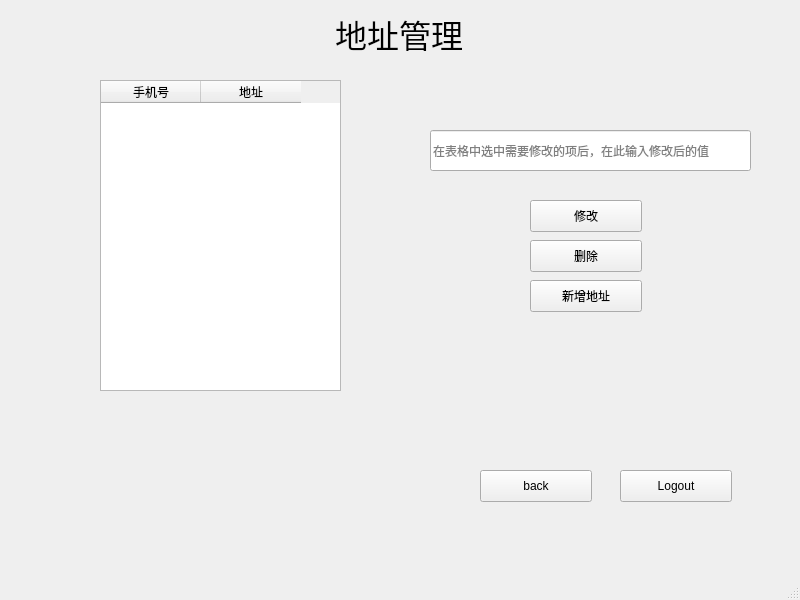
Old version of the form View/UserAddrWindow.ui in the repository drkying/ruanshe3.
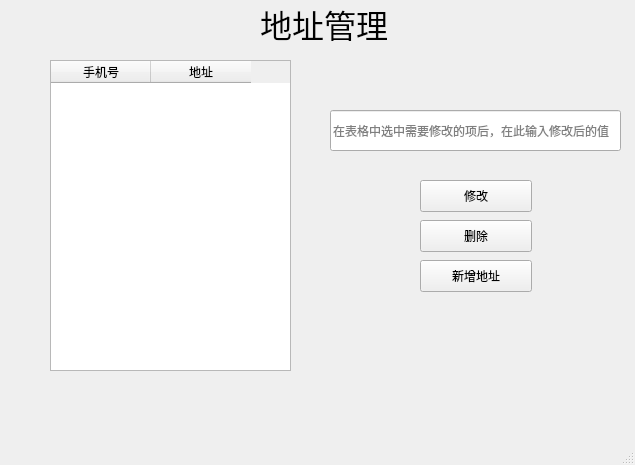
New version of the form. Icons and pictures are not drawn.

Patch:
```diff
--- a/View/UserAddrWindow.ui
+++ b/View/UserAddrWindow.ui
@@ -6,8 +6,8 @@
    <rect>
     <x>0</x>
     <y>0</y>
-    <width>800</width>
-    <height>600</height>
+    <width>635</width>
+    <height>465</height>
    </rect>
   </property>
   <property name="windowTitle">
@@ -17,8 +17,8 @@
    <widget class="QLabel" name="label">
     <property name="geometry">
      <rect>
-      <x>335</x>
-      <y>10</y>
+      <x>260</x>
+      <y>0</y>
       <width>131</width>
       <height>41</height>
      </rect>
@@ -30,8 +30,8 @@
    <widget class="QTableWidget" name="tableWidget">
     <property name="geometry">
      <rect>
-      <x>100</x>
-      <y>80</y>
+      <x>50</x>
+      <y>60</y>
       <width>241</width>
       <height>311</height>
      </rect>
@@ -53,32 +53,11 @@
      </property>
     </column>
    </widget>
-   <widget class="QPushButton" name="pushButton_back">
-    <property name="geometry">
-     <rect>
-      <x>480</x>
-      <y>470</y>
-      <width>112</width>
-      <height>32</height>
-     </rect>
-    </property>
-    <property name="focusPolicy">
-     <enum>Qt::StrongFocus</enum>
-    </property>
-    <property name="text">
-     <string>back</string>
-    </property>
-    <property name="icon">
-     <iconset>
-      <disabledoff>:/icon/back.png</disabledoff>
-     </iconset>
-    </property>
-   </widget>
    <widget class="QPushButton" name="pushButton_delete">
     <property name="geometry">
      <rect>
-      <x>530</x>
-      <y>240</y>
+      <x>420</x>
+      <y>220</y>
       <width>112</width>
       <height>32</height>
      </rect>
@@ -98,8 +77,8 @@
    <widget class="QPushButton" name="pushButton_update">
     <property name="geometry">
      <rect>
-      <x>530</x>
-      <y>200</y>
+      <x>420</x>
+      <y>180</y>
       <width>112</width>
       <height>32</height>
      </rect>
@@ -122,9 +101,9 @@
    <widget class="QLineEdit" name="lineEdit">
     <property name="geometry">
      <rect>
-      <x>430</x>
-      <y>130</y>
-      <width>321</width>
+      <x>330</x>
+      <y>110</y>
+      <width>291</width>
       <height>41</height>
      </rect>
     </property>
@@ -132,32 +111,11 @@
      <string>在表格中选中需要修改的项后，在此输入修改后的值</string>
     </property>
    </widget>
-   <widget class="QPushButton" name="pushButton_logout">
-    <property name="geometry">
-     <rect>
-      <x>620</x>
-      <y>470</y>
-      <width>112</width>
-      <height>32</height>
-     </rect>
-    </property>
-    <property name="focusPolicy">
-     <enum>Qt::StrongFocus</enum>
-    </property>
-    <property name="text">
-     <string>Logout</string>
-    </property>
-    <property name="icon">
-     <iconset>
-      <disabledoff>:/icon/log-out.png</disabledoff>
-     </iconset>
-    </property>
-   </widget>
    <widget class="QPushButton" name="pushButton_add">
     <property name="geometry">
      <rect>
-      <x>530</x>
-      <y>280</y>
+      <x>420</x>
+      <y>260</y>
       <width>112</width>
       <height>32</height>
      </rect>
```
Left out of the diff: 2 changed lines with no effect on the pictures.
